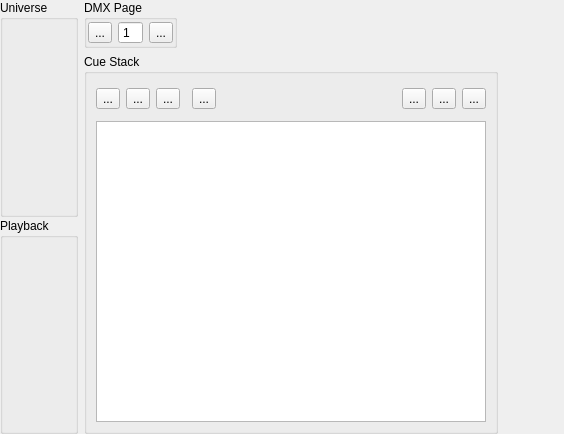
Above: trunk/ui/src/simpledesk.ui from Bondzio/qlc before the change. Below: the same form after it.
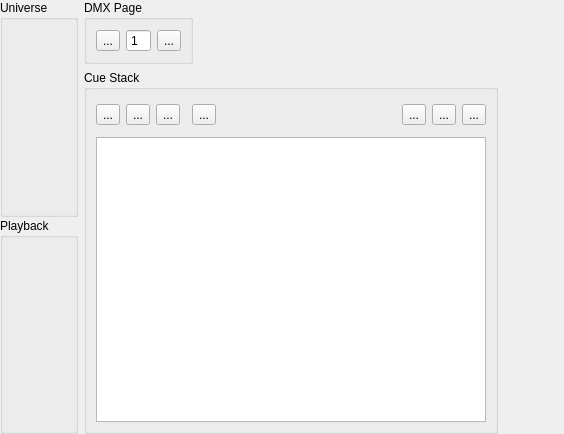
That is the form after the change. Icons and pictures are not drawn.

Commit message: Fixed cuestackview layout, fixed cue record to append at the end if there's no selection, fixed a crash

Diff of the .ui file:
```diff
--- a/trunk/ui/src/simpledesk.ui
+++ b/trunk/ui/src/simpledesk.ui
@@ -46,9 +46,6 @@
         <string>DMX Page</string>
        </property>
        <layout class="QHBoxLayout" name="horizontalLayout">
-        <property name="margin">
-         <number>1</number>
-        </property>
         <item>
          <widget class="QToolButton" name="m_universePageDownButton">
           <property name="sizePolicy">
```
The commit also changes 1 other file.
